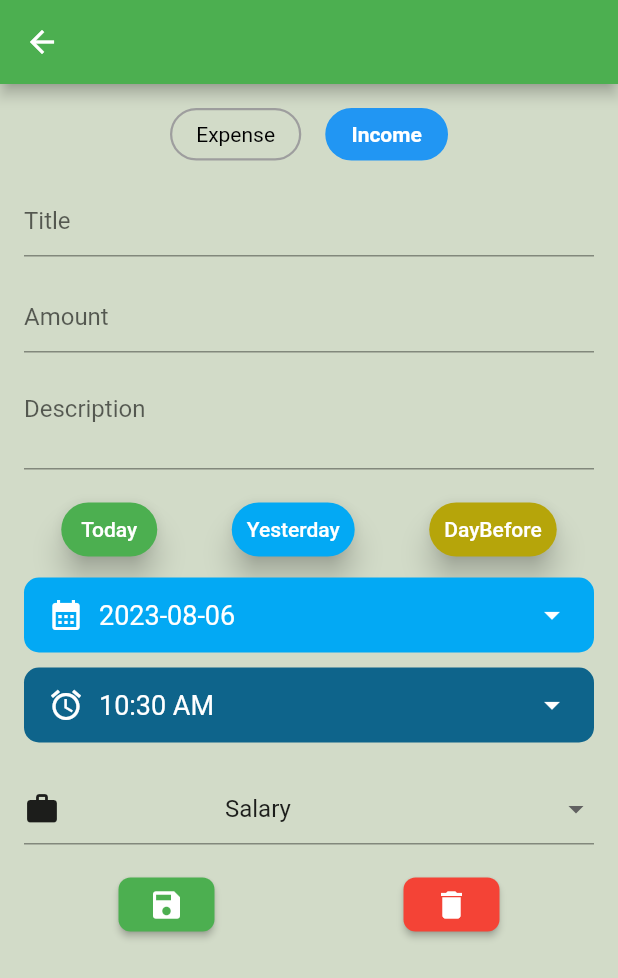
After one commit to aryanPokharel/BudgetBuddy, a Flutter app: the UpdateTransaction screen opened by its route, on a phone screen of 412 x 824 dp. The commit adds this screen. Shown: the top 978 px of the screen. Run offline on Flutter 3.47's test engine with Material 2 defaults, Android fonts, the phone set to English and light mode, and no system bars; our stand-ins replace carousel_slider, pie_chart, salomon_bottom_bar, sqflite; accounts and stored records are empty.

Commit message:
feature to update transaction initialized

```diff
--- a/lib/Screens/Home.dart
+++ b/lib/Screens/Home.dart
@@ -1,7 +1,7 @@
 import 'package:budget_buddy/Constants/DateName.dart';
 import 'package:budget_buddy/Constants/SendSnackBar.dart';
 import 'package:budget_buddy/Screens/Categories.dart';
-import 'package:budget_buddy/Screens/Expenses.dart';
+import 'package:budget_buddy/Screens/Transactions.dart';
 import 'package:budget_buddy/Screens/Insights.dart';
 import 'package:budget_buddy/StateManagement/states.dart';
 import 'package:carousel_slider/carousel_slider.dart';
@@ -231,7 +231,7 @@ class _HomePageState extends State<HomePage> {
                     const Icon(
                       Icons.attach_money,
                       color: Colors.white,
-                      size: 30,
+                      size: 25,
                     ),
                     const SizedBox(height: 10),
                     const Text(
--- a/lib/Screens/Insights.dart
+++ b/lib/Screens/Insights.dart
@@ -155,7 +155,7 @@ class _InsightsState extends State<Insights> {
               ),
               ShowPieChart(
                 pieData:
-                    (incomePieChartData.isEmpty || expensePieChartData.isEmpty)
+                    (incomePieChartData.isEmpty && expensePieChartData.isEmpty)
                         ? defaultPieData
                         : grossPieChartData,
                 pieTitle: "Overall",
--- /dev/null
+++ b/lib/Screens/UpdateTransaction.dart
@@ -0,0 +1,507 @@
+import 'package:budget_buddy/Constants/SendSnackBar.dart';
+import 'package:budget_buddy/StateManagement/states.dart';
+import 'package:flutter/material.dart';
+import 'package:provider/provider.dart';
+
+class UpdateTransaction extends StatefulWidget {
+  const UpdateTransaction({super.key});
+
+  @override
+  State<UpdateTransaction> createState() => _UpdateTransactionState();
+}
+
+class _UpdateTransactionState extends State<UpdateTransaction> {
+  DateTime? selectedDate = DateTime.now();
+  dynamic dateToSend;
+
+  var titleController = TextEditingController().value;
+  var amountController = TextEditingController();
+  var descriptionController = TextEditingController();
+
+  Future<void> _selectDate(BuildContext context) async {
+    final DateTime? picked = await showDatePicker(
+      context: context,
+      initialDate: DateTime.now(),
+      firstDate: DateTime(1930),
+      lastDate: DateTime(2100),
+      builder: (BuildContext context, Widget? child) {
+        return Theme(
+          data: ThemeData.dark().copyWith(
+            colorScheme: const ColorScheme.dark(
+              primary: Colors.blue,
+            ),
+            textTheme: const TextTheme(
+              titleLarge: TextStyle(
+                color: Colors.white,
+              ),
+            ),
+          ),
+          child: child!,
+        );
+      },
+    );
+
+    if (picked != null && picked != selectedDate) {
+      final DateTime pickedDate =
+          DateTime(picked.year, picked.month, picked.day);
+      setState(
+        () {
+          selectedDate = pickedDate;
+          dateToSend = "${picked.year}-${picked.month}-${picked.day}";
+        },
+      );
+    }
+  }
+
+  saveExpense(dynamic newExpense) {
+    context.read<StateProvider>().setTransactionList(newExpense);
+  }
+
+  saveIncome(dynamic newIncome) {
+    context.read<StateProvider>().setTransactionList(newIncome);
+  }
+
+  clear() {
+    setState(() {
+      // titleController.clear();
+      // amountController.clear();
+      // descriptionController.clear();
+      // selectedDate = null;
+    });
+  }
+
+  late String _transactionType;
+  dynamic selectedCategory;
+  TimeOfDay selectedTime = TimeOfDay.now();
+  @override
+  Widget build(BuildContext context) {
+    // dynamic transactionToUpdateId =
+    //   Provider.of<StateProvider>(context).toUpdateTransactionId;
+    dynamic transactionToUpdate =
+        Provider.of<StateProvider>(context).transactionToUpdate;
+
+    var title = transactionToUpdate['title'];
+    var amount = transactionToUpdate['amount'];
+    var remarks = transactionToUpdate['remarks'];
+
+    _transactionType =
+        transactionToUpdate['type'] == "Expense" ? "Expense" : "Income";
+
+    var categoryList = Provider.of<StateProvider>(context).categoryList;
+    var expenseCategories = categoryList
+        .where((category) => category['type'] == 'Expense')
+        .toList();
+
+    var incomeCategories =
+        categoryList.where((category) => category['type'] == 'Income').toList();
+
+    selectedCategory = _transactionType == 'Expense'
+        ? expenseCategories[0]['id']
+        : incomeCategories[0]['id'];
+
+    DateTime now = DateTime.now();
+    DateTime yesterday = now.subtract(const Duration(days: 1));
+    DateTime dayBeforeYesterday = now.subtract(const Duration(days: 2));
+
+    final formKey = GlobalKey<FormState>();
+
+    Future<void> _selectTime(BuildContext context) async {
+      final TimeOfDay? pickedTime = await showTimePicker(
+        context: context,
+        initialTime: selectedTime,
+      );
+
+      if (pickedTime != null && pickedTime != selectedTime) {
+        setState(() {
+          selectedTime = pickedTime;
+        });
+      }
+    }
+
+    return Scaffold(
+      backgroundColor: _transactionType == "Expense"
+          ? const Color.fromARGB(255, 196, 214, 222)
+          : const Color.fromARGB(255, 210, 219, 200),
+      appBar: AppBar(),
+      body: Padding(
+        padding: const EdgeInsets.all(16.0),
+        child: SingleChildScrollView(
+          child: Form(
+            key: formKey,
+            child: Column(
+              crossAxisAlignment: CrossAxisAlignment.start,
+              children: [
+                Row(
+                  mainAxisAlignment: MainAxisAlignment.center,
+                  children: [
+                    _buildRadioOption("Expense"),
+                    const SizedBox(width: 16),
+                    _buildRadioOption("Income"),
+                  ],
+                ),
+                const SizedBox(height: 16),
+                TextFormField(
+                  initialValue: title,
+                  // controller: titleController,
+                  onChanged: (val) {
+                    title = val.trim();
+                  },
+                  decoration: const InputDecoration(
+                    hintText: "Title",
+                  ),
+                  validator: (value) {
+                    if (value == null || value.isEmpty) {
+                      return 'Give a title';
+                    }
+                    return null;
+                  },
+                ),
+                const SizedBox(height: 16),
+                TextFormField(
+                  initialValue: amount,
+                  // controller: amountController,
+                  onChanged: (val) {
+                    amount = val.trim();
+                  },
+                  keyboardType: TextInputType.number,
+                  decoration: const InputDecoration(
+                    hintText: "Amount",
+                  ),
+                  validator: (value) {
+                    if (value == null || value.isEmpty) {
+                      return 'Enter a value';
+                    }
+                    return null;
+                  },
+                ),
+                const SizedBox(height: 16),
+                TextFormField(
+                  initialValue: remarks,
+                  // controller: descriptionController,
+                  onChanged: (val) {
+                    remarks = val.trim();
+                  },
+                  maxLines: 2,
+                  decoration: const InputDecoration(
+                    hintText: "Description",
+                  ),
+                ),
+                const SizedBox(height: 16),
+                Row(
+                  mainAxisAlignment: MainAxisAlignment.spaceAround,
+                  children: [
+                    ElevatedButton(
+                      style: ElevatedButton.styleFrom(
+                        splashFactory: NoSplash.splashFactory,
+                        foregroundColor: Colors.white,
+                        backgroundColor: Colors.green,
+                        shape: RoundedRectangleBorder(
+                          borderRadius: BorderRadius.circular(20),
+                        ),
+                        elevation: 8,
+                        padding: const EdgeInsets.symmetric(
+                            vertical: 4, horizontal: 10),
+                      ),
+                      onPressed: () {
+                        setState(() {
+                          selectedDate = now;
+                          selectedTime = TimeOfDay.now();
+                        });
+                      },
+                      child: const Text(
+                        "Today",
+                        style: TextStyle(fontSize: 14),
+                      ),
+                    ),
+                    ElevatedButton(
+                      style: ElevatedButton.styleFrom(
+                        splashFactory: NoSplash.splashFactory,
+                        foregroundColor: Colors.white,
+                        backgroundColor: Colors.lightBlue,
+                        shape: RoundedRectangleBorder(
+                          borderRadius: BorderRadius.circular(20),
+                        ),
+                        elevation: 8,
+                        padding: const EdgeInsets.symmetric(
+                            vertical: 4, horizontal: 10),
+                      ),
+                      onPressed: () {
+                        setState(() {
+                          selectedDate = yesterday;
+                          selectedTime = TimeOfDay.now();
+                        });
+                      },
+                      child: const Text(
+                        "Yesterday",
+                        style: TextStyle(fontSize: 14),
+                      ),
+                    ),
+                    ElevatedButton(
+                      style: ElevatedButton.styleFrom(
+                        splashFactory: NoSplash.splashFactory,
+                        foregroundColor: Colors.white,
+                        backgroundColor:
+                            const Color.fromARGB(255, 182, 165, 10),
+                        shape: RoundedRectangleBorder(
+                          borderRadius: BorderRadius.circular(20),
+                        ),
+                        elevation: 8,
+                        padding: const EdgeInsets.symmetric(
+                            vertical: 4, horizontal: 10),
+                      ),
+                      onPressed: () {
+                        setState(() {
+                          selectedDate = dayBeforeYesterday;
+                          selectedTime = TimeOfDay.now();
+                        });
+                      },
+                      child: const Text(
+                        "DayBefore",
+                        style: TextStyle(fontSize: 14),
+                      ),
+                    ),
+                  ],
+                ),
+                const SizedBox(
+                  height: 8,
+                ),
+                GestureDetector(
+                  onTap: () => _selectDate(context),
+                  child: Container(
+                    height: 50,
+                    decoration: BoxDecoration(
+                      color: Colors.lightBlue,
+                      borderRadius: BorderRadius.circular(10),
+                    ),
+                    padding: const EdgeInsets.symmetric(horizontal: 16),
+                    child: Row(
+                      mainAxisAlignment: MainAxisAlignment.spaceBetween,
+                      children: [
+                        const Icon(
+                          Icons.calendar_month,
+                          color: Colors.white,
+                        ),
+                        const SizedBox(width: 10),
+                        Expanded(
+                          child: Text(
+                            selectedDate == null
+                                ? 'Please select a date'
+                                : "${selectedDate!.year}-${selectedDate!.month.toString().padLeft(2, '0')}-${selectedDate!.day.toString().padLeft(2, '0')}",
+                            style: const TextStyle(
+                              fontSize: 18,
+                              color: Colors.white,
+                            ),
+                          ),
+                        ),
+                        const Icon(
+                          Icons.arrow_drop_down,
+                          color: Colors.white,
+                        ),
+                      ],
+                    ),
+                  ),
+                ),
+                const SizedBox(height: 10),
+                GestureDetector(
+                  onTap: () => _selectTime(context),
+                  child: Container(
+                    height: 50,
+                    decoration: BoxDecoration(
+                      color: const Color.fromARGB(255, 14, 100, 139),
+                      borderRadius: BorderRadius.circular(10),
+                    ),
+                    padding: const EdgeInsets.symmetric(horizontal: 16),
+                    child: Row(
+                      mainAxisAlignment: MainAxisAlignment.spaceBetween,
+                      children: [
+                        const Icon(
+                          Icons.alarm,
+                          color: Colors.white,
+                        ),
+                        const SizedBox(width: 10),
+                        Expanded(
+                          child: Text(
+                            selectedDate == null
+                                ? 'Please select time'
+                                : selectedTime.format(context),
+                            style: const TextStyle(
+                              fontSize: 18,
+                              color: Colors.white,
+                            ),
+                          ),
+                        ),
+                        const Icon(
+                          Icons.arrow_drop_down,
+                          color: Colors.white,
+                        ),
+                      ],
+                    ),
+                  ),
+                ),
+                const SizedBox(height: 20),
+                DropdownButtonFormField<dynamic>(
+                  value: _transactionType == "Expense"
+                      ? expenseCategories[0]
+                      : incomeCategories[0],
+                  items: _transactionType == "Expense"
+                      ? expenseCategories.map((dynamic category) {
+                          final Map<String, dynamic> categoryData =
+                              category as Map<String, dynamic>;
+                          return DropdownMenuItem<dynamic>(
+                            value: category,
+                            child: Row(
+                              mainAxisAlignment: MainAxisAlignment.spaceBetween,
+                              children: [
+                                Icon(
+                                  IconData(
+                                      int.parse(
+                                        categoryData['icon'],
+                                      ),
+                                      fontFamily: 'MaterialIcons'),
+                                ),
+                                const SizedBox(
+                                  width: 110,
+                                ),
+                                Text(
+                                  categoryData['title'],
+                                ),
+                              ],
+                            ),
+                          );
+                        }).toList()
+                      : incomeCategories.map((dynamic category) {
+                          final Map<String, dynamic> categoryData =
+                              category as Map<String, dynamic>;
+                          return DropdownMenuItem<dynamic>(
+                            value: category,
+                            child: Row(
+                              mainAxisAlignment: MainAxisAlignment.spaceBetween,
+                              children: [
+                                Icon(
+                                  IconData(
+                                      int.parse(
+                                        categoryData['icon'],
+                                      ),
+                                      fontFamily: 'MaterialIcons'),
+                                ),
+                                const SizedBox(
+                                  width: 110,
+                                ),
+                                Text(
+                                  categoryData['title'],
+                                ),
+                              ],
+                            ),
+                          );
+                        }).toList(),
+                  onChanged: (value) {
+                    selectedCategory = value['id'];
+                  },
+                  decoration: const InputDecoration(
+                    hintText: "Select category",
+                  ),
+                ),
+                const SizedBox(
+                  height: 16,
+                ),
+                Row(
+                  mainAxisAlignment: MainAxisAlignment.spaceAround,
+                  children: [
+                    ElevatedButton(
+                      onPressed: () {
+                        if (_transactionType == "Expense") {
+                          var newExpense = {
+                            "type": "Expense",
+                            "title": title,
+                            "remarks": remarks,
+                            "amount": amount,
+                            "dateTime": selectedDate.toString(),
+                            "time": selectedTime.toString(),
+                            "category": selectedCategory,
+                          };
+
+                          if (formKey.currentState!.validate()) {
+                            // saveExpense(newExpense);
+                            sendSnackBar(context, "Expense Updated");
+                            Navigator.of(context).pop();
+                          } else {
+                            sendSnackBar(context, "Provide necessary info");
+                          }
+                        } else {
+                          var newIncome = {
+                            "type": "Income",
+                            "title": title,
+                            "remarks": remarks,
+                            "amount": amount,
+                            "dateTime": selectedDate.toString(),
+                            "time": selectedTime.toString(),
+                            "category": selectedCategory.toString(),
+                          };
+
+                          if (formKey.currentState!.validate()) {
+                            // saveIncome(newIncome);
+                            sendSnackBar(context, "Income Added");
+                            Navigator.of(context).pop();
+                          } else {
+                            sendSnackBar(context, "Provide necessary info");
+                          }
+                        }
+                      },
+                      style: ElevatedButton.styleFrom(
+                        backgroundColor: Colors.green,
+                        shape: RoundedRectangleBorder(
+                          borderRadius: BorderRadius.circular(8),
+                        ),
+                      ),
+                      child: const Icon(Icons.save),
+                    ),
+                    ElevatedButton(
+                      onPressed: clear,
+                      style: ElevatedButton.styleFrom(
+                        backgroundColor: Colors.red,
+                        shape: RoundedRectangleBorder(
+                          borderRadius: BorderRadius.circular(8),
+                        ),
+                      ),
+                      child: const Icon(Icons.delete),
+                    ),
+                  ],
+                )
+              ],
+            ),
+          ),
+        ),
+      ),
+    );
+  }
+
+  Widget _buildRadioOption(String option) {
+    return InkWell(
+      onTap: () {
+        setState(() {
+          _transactionType = option;
+        });
+      },
+      child: Container(
+        padding: const EdgeInsets.symmetric(horizontal: 16, vertical: 8),
+        decoration: BoxDecoration(
+          color: _transactionType == option ? Colors.blue : Colors.transparent,
+          borderRadius: BorderRadius.circular(20),
+          border: Border.all(
+            color: _transactionType == option ? Colors.blue : Colors.grey,
+            width: 1.5,
+          ),
+        ),
+        child: Text(
+          option,
+          style: TextStyle(
+            color: _transactionType == option ? Colors.white : Colors.black,
+            fontWeight: _transactionType == option
+                ? FontWeight.bold
+                : FontWeight.normal,
+          ),
+        ),
+      ),
+    );
+  }
+}
--- a/lib/StateManagement/states.dart
+++ b/lib/StateManagement/states.dart
@@ -86,6 +86,35 @@ class StateProvider with ChangeNotifier {
   }
 
   // Transaction States
+// Constant values
+  dynamic toUpdateTransactionId = 0;
+
+  var transactionToUpdate = {};
+  dynamic toUpdateType = "";
+  dynamic toUpdateTitle = "";
+  dynamic toUpdateAmount = "";
+  dynamic toUpdateRemarks = "";
+  dynamic toUpdateDate = "";
+
+  dynamic toUpdateTime = "";
+  dynamic toUpdateCategory = "";
+
+  Future setTransactionToUpdate(dynamic transactionId) async {
+    toUpdateTransactionId = transactionId;
+    var receivedTransaction =
+        await dbHelper.getTransactionById(toUpdateTransactionId);
+
+    transactionToUpdate['type'] = receivedTransaction!['type'];
+    transactionToUpdate['title'] = receivedTransaction['title'];
+    transactionToUpdate['amount'] = receivedTransaction['amount'];
+    transactionToUpdate['remarks'] = receivedTransaction['remarks'];
+    transactionToUpdate['dateTime'] = receivedTransaction['dateTime'];
+    transactionToUpdate['time'] = receivedTransaction['time'];
+    transactionToUpdate['category'] = receivedTransaction['category'];
+
+    notifyListeners();
+  }
+
   final List<dynamic> _transactionList = [];
 
   List<dynamic> get transactionList => _transactionList;
@@ -132,6 +161,12 @@ class StateProvider with ChangeNotifier {
     getTransactionsFromDb();
   }
 
+  // void updateTransaction(transactionToUpdate) async {
+  //   dbHelper.updateTransaction(
+  //     transactionToUpdate(transactionToUpdate),
+  //   );
+  // }
+
   void deleteTransaction(dynamic transactionId) async {
     dbHelper.deleteTransaction(transactionId);
     getTransactionsFromDb();
--- a/lib/main.dart
+++ b/lib/main.dart
@@ -2,6 +2,7 @@ import 'package:budget_buddy/Screens/AddCategory.dart';
 import 'package:budget_buddy/Screens/AddTransaction.dart';
 import 'package:budget_buddy/Screens/Settings.dart';
 import 'package:budget_buddy/Screens/SplashScreen.dart';
+import 'package:budget_buddy/Screens/UpdateTransaction.dart';
 import 'package:budget_buddy/StateManagement/states.dart';
 import 'package:flutter/material.dart';
 
@@ -35,6 +36,7 @@ class MyApp extends StatelessWidget {
         '/addTransaction': (context) => const AddTransaction(),
         '/addCategory': (context) => const AddCategory(),
         '/settings': (context) => const SettingsPage(),
+        '/updateTransaction': (context) => const UpdateTransaction(),
       },
       debugShowCheckedModeBanner: false,
     );
```
Also changed, not shown: lib/Screens/Transactions.dart (renamed from lib/Screens/Expenses.dart, +8 -6 lines), pubspec.yaml (+8 -8 lines), assets/icons/infographicLogo.png (added), 36 other files.
